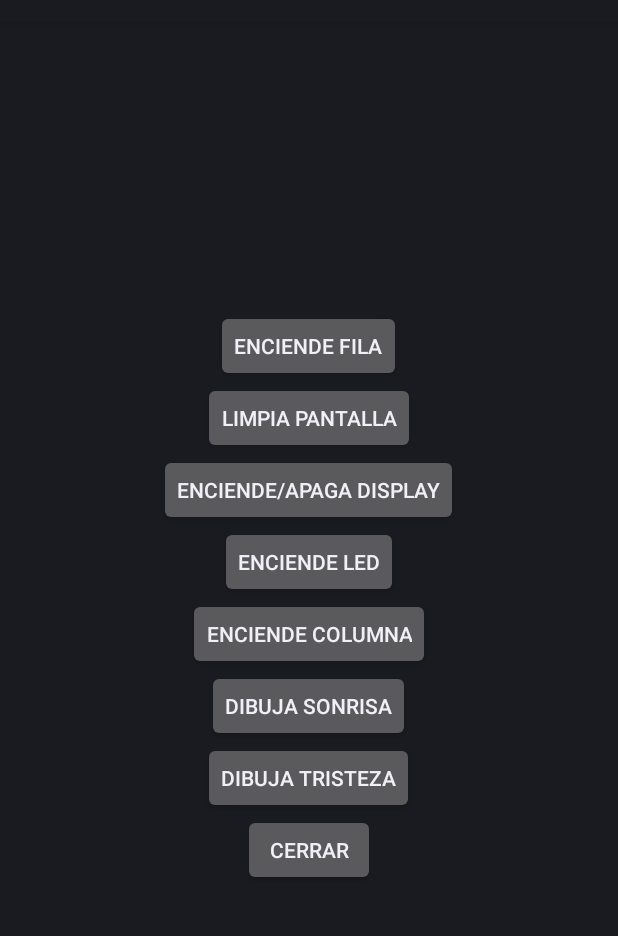
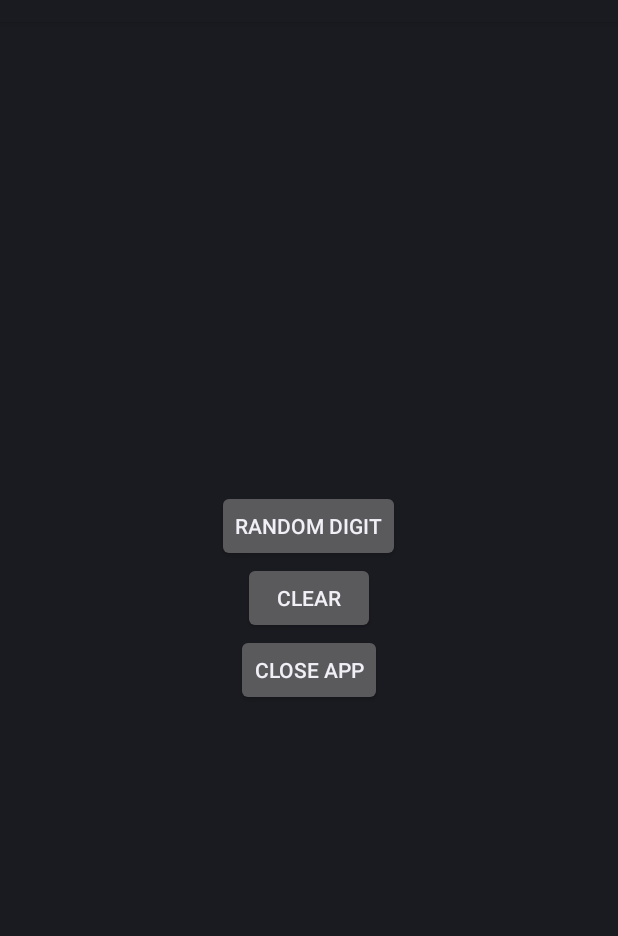
Before and after one commit to egmdevops/led-matrix-lib, an Android app: the screen it shows after launch (MainActivity), on a phone screen of 412 x 824 dp, the part 62-998 px from its top. Run offline under Robolectric (Android 15) with nearby library versions, the phone set to English and light mode, and no system bars; libraries missing offline, so code that uses them is left out: com.google.android.things; 4 statements that could not run were skipped.

Commit message:
Show a digit into 0 -> 9 range

```diff
--- a/app/src/main/res/layout/activity_main.xml
+++ b/app/src/main/res/layout/activity_main.xml
@@ -11,59 +11,24 @@
         tools:context=".MainActivity">
 
     <Button
-            android:id="@+id/btn1"
+            android:id="@+id/btnSetDigit"
             android:layout_width="wrap_content"
             android:layout_height="wrap_content"
             android:onClick="onClick"
-            android:text="Enciende Fila"/>
+            android:text="Random Digit"/>
 
     <Button
-            android:id="@+id/btn2"
+            android:id="@+id/btnClear"
             android:layout_width="wrap_content"
             android:layout_height="wrap_content"
             android:onClick="onClick"
-            android:text="Limpia pantalla"/>
+            android:text="Clear"/>
 
     <Button
-            android:id="@+id/btn3"
+            android:id="@+id/btnClose"
             android:layout_width="wrap_content"
             android:layout_height="wrap_content"
             android:onClick="onClick"
-            android:text="Enciende/Apaga display"/>
-
-    <Button
-            android:id="@+id/btn4"
-            android:layout_width="wrap_content"
-            android:layout_height="wrap_content"
-            android:onClick="onClick"
-            android:text="Enciende Led"/>
-
-    <Button
-            android:id="@+id/btn5"
-            android:layout_width="wrap_content"
-            android:layout_height="wrap_content"
-            android:onClick="onClick"
-            android:text="Enciende Columna"/>
-
-    <Button
-            android:id="@+id/btn6"
-            android:layout_width="wrap_content"
-            android:layout_height="wrap_content"
-            android:onClick="onClick"
-            android:text="Dibuja Sonrisa"/>
-
-    <Button
-            android:id="@+id/btn7"
-            android:layout_width="wrap_content"
-            android:layout_height="wrap_content"
-            android:onClick="onClick"
-            android:text="Dibuja tristeza"/>
-
-    <Button
-            android:id="@+id/btn8"
-            android:layout_width="wrap_content"
-            android:layout_height="wrap_content"
-            android:onClick="onClick"
-            android:text="Cerrar"/>
+            android:text="Close App"/>
 
 </LinearLayout>
--- a/ledmatrixlib/src/main/java/com/egmdevelopers/ledmatrixlib/LedMatrix.kt
+++ b/ledmatrixlib/src/main/java/com/egmdevelopers/ledmatrixlib/LedMatrix.kt
@@ -11,7 +11,7 @@ import kotlin.experimental.inv
 import kotlin.experimental.or
 
 /**
- * TODO
+ * Creates a SPI connection with the Led Matrix
  *
  * @property gpio [String] The name of the GPIO pin to be CE in SPI interface
  * @property numDevices [Int] Number of displays to control
@@ -24,15 +24,18 @@ class LedMatrix(private var gpio: RpiConstants,
     private val status      = ByteArray(64)    //Status de los leds 8x8 (64)
 
 
-    init { init() }
+    /********************************************************************************************************************/
+    /**     INIT                                                                                                        */
+    /********************************************************************************************************************/
+    init { setupSPIConnection() }
 
     /********************************************************************************************************************/
     /**     INTERFACES                                                                                                  */
     /********************************************************************************************************************/
 
     /**
-     * Implementación de la interface [AutoCloseable]
-     *  Termina la conexión del puerto serie
+     * Interface [AutoCloseable] implementation
+     *  Breaks the conenction to the led matrix
      */
     override fun close() {
         try {
@@ -53,7 +56,7 @@ class LedMatrix(private var gpio: RpiConstants,
      * @throws IOException If hardware doesn't responds
      */
     @Throws(IOException::class)
-    private fun init() {
+    private fun setupSPIConnection() {
         val pin = if (gpio == RpiConstants.CS_1) RpiConstants.CS_1.gpio else RpiConstants.CS_2.gpio
 
         //Creamos el puerto de comunicación
@@ -228,6 +231,23 @@ class LedMatrix(private var gpio: RpiConstants,
         }
     }
 
+    /**
+     * Show the [Int] [digit] into range 0 - 9
+     *
+     * @param digit Number to show into the led matrix
+     */
+    fun showDigit(digit: Int) {
+        if (digit > 9) {
+            Log.i(TAG, "showDigit only shows numbers between 0 -> 9")
+            return
+        }
+
+        for (row in 0..7) {
+            val draw = digits1[digit]
+            setRow(row, draw[row])
+        }
+    }
+
     /********************************************************************************************************************/
     /**     SPI COMMUNICATION                                                                                           */
     /********************************************************************************************************************/
@@ -241,8 +261,6 @@ class LedMatrix(private var gpio: RpiConstants,
     private fun spiTransfer(addr: Int, opcode: Byte, data: Byte) {
         val offset = addr * 2
         val maxbytes = numDevices * 2
-
-        Log.d(TAG, "maxBytes: $maxbytes")
 
         for (i in 0 until maxbytes) {
             spidata[i] = 0.toByte()
```
Also changed, not shown: app/src/main/java/com/egmdevelopers/ledmatrix/MainActivity.kt (+6 -66 lines), ledmatrixlib/src/main/java/com/egmdevelopers/ledmatrixlib/Digits.kt (added, +14 -0 lines).
